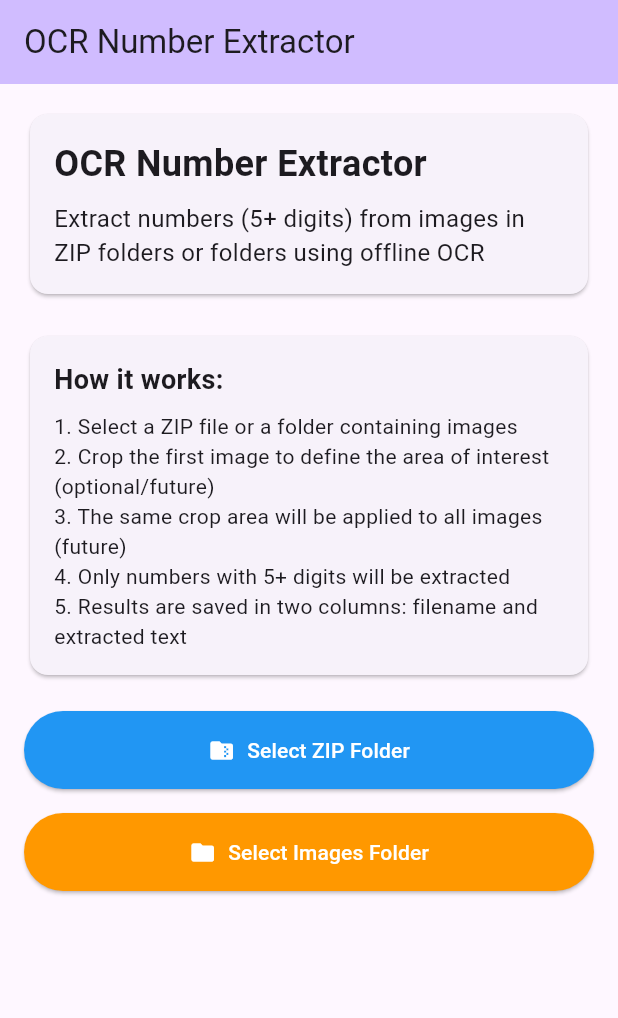
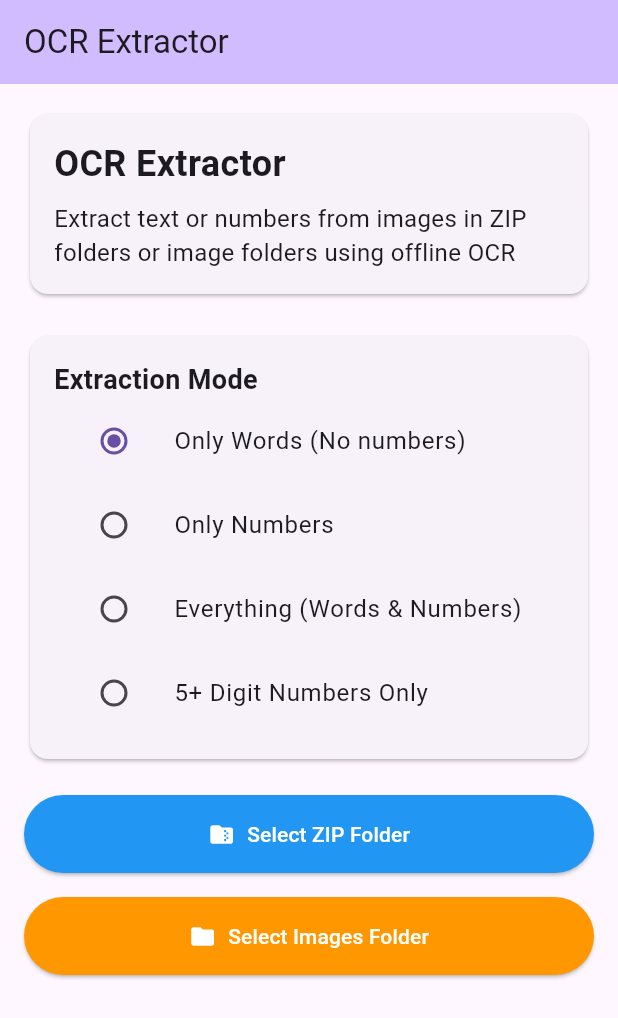
Before and after one commit to rajan-code11/ImageTextExtractor, a Flutter app: the screen it shows after launch, on a phone screen of 412 x 824 dp. Shown: the top 1018 px of the screen. Run offline on Flutter 3.47's test engine with Material 3 defaults, Android fonts, the light colour scheme and no system bars; our stand-ins replace file_picker, permission_handler; missing offline and left inert: google_mlkit_text_recognition.

Commit message:
Update main.dart

```diff
--- a/ocr_extractor/lib/main.dart
+++ b/ocr_extractor/lib/main.dart
@@ -10,13 +10,20 @@ void main() {
   runApp(const OCRNumberExtractorApp());
 }
 
+enum ExtractionMode {
+  words,
+  numbers,
+  everything,
+  numbers5Plus,
+}
+
 class OCRNumberExtractorApp extends StatelessWidget {
   const OCRNumberExtractorApp({Key? key}) : super(key: key);
 
   @override
   Widget build(BuildContext context) {
     return MaterialApp(
-      title: 'OCR Number Extractor',
+      title: 'OCR Extractor',
       theme: ThemeData(
         primarySwatch: Colors.blue,
         useMaterial3: true,
@@ -39,6 +46,7 @@ class _OCRHomePageState extends State<OCRHomePage> {
   bool _isProcessing = false;
   String _processingStatus = '';
   List<Map<String, String>> _results = [];
+  ExtractionMode _extractionMode = ExtractionMode.words;
 
   @override
   void dispose() {
@@ -166,7 +174,7 @@ class _OCRHomePageState extends State<OCRHomePage> {
       context: context,
       builder: (context) => AlertDialog(
         title: const Text('Ready to Process'),
-        content: Text('Found ${_imageFiles.length} images. Process all images to extract numbers with 5+ digits?'),
+        content: Text('Found ${_imageFiles.length} images. Process all images?'),
         actions: [
           TextButton(
             onPressed: () => Navigator.pop(context),
@@ -202,7 +210,7 @@ class _OCRHomePageState extends State<OCRHomePage> {
       });
 
       try {
-        final text = await _extractNumbersFromImage(_imageFiles[i]);
+        final text = await _extractTextFromImage(_imageFiles[i]);
         _results.add({
           'filename': _imageFiles[i].path.split('/').last,
           'extracted': text
@@ -223,29 +231,34 @@ class _OCRHomePageState extends State<OCRHomePage> {
     _showResultsDialog();
   }
 
-  Future<String> _extractNumbersFromImage(File imageFile) async {
+  Future<String> _extractTextFromImage(File imageFile) async {
     try {
       final inputImage = InputImage.fromFile(imageFile);
       final recognizedText = await _textRecognizer.processImage(inputImage);
-
       String allText = recognizedText.text;
 
-      // Extract numbers with more than 5 digits
-      RegExp numberRegex = RegExp(r'\d+');
-      Iterable<Match> matches = numberRegex.allMatches(allText);
-
-      List<String> longNumbers = [];
-      for (Match match in matches) {
-        String number = match.group(0)!;
-        if (number.length > 5) {
-          longNumbers.add(number);
-        }
-      }
-
-      if (longNumbers.isNotEmpty) {
-        return longNumbers.join(' ');
-      } else {
-        return '[No numbers with 5+ digits found]';
+      switch (_extractionMode) {
+        case ExtractionMode.words:
+          // Extract only words (no numbers)
+          RegExp wordRegex = RegExp(r'\b([A-Za-z]+)\b');
+          Iterable<Match> matches = wordRegex.allMatches(allText);
+          List<String> words = matches.map((m) => m.group(0)!).toList();
+          return words.isNotEmpty ? words.join(' ') : '[No words found]';
+        case ExtractionMode.numbers:
+          // Extract only numbers (all numbers, regardless of length)
+          RegExp numRegex = RegExp(r'\d+');
+          Iterable<Match> matches = numRegex.allMatches(allText);
+          List<String> numbers = matches.map((m) => m.group(0)!).toList();
+          return numbers.isNotEmpty ? numbers.join(' ') : '[No numbers found]';
+        case ExtractionMode.everything:
+          // Extract everything
+          return allText.isNotEmpty ? allText : '[No text found]';
+        case ExtractionMode.numbers5Plus:
+          // Extract only numbers with more than 5 digits
+          RegExp num5Regex = RegExp(r'\d{6,}');
+          Iterable<Match> matches = num5Regex.allMatches(allText);
+          List<String> longNumbers = matches.map((m) => m.group(0)!).toList();
+          return longNumbers.isNotEmpty ? longNumbers.join(' ') : '[No numbers with 6+ digits found]';
       }
     } catch (e) {
       return '[Error: $e]';
@@ -312,12 +325,10 @@ class _OCRHomePageState extends State<OCRHomePage> {
 
   Future<void> _saveResults() async {
     try {
-      // Ask for directory path every time
       String? selectedDirectory = await FilePicker.platform.getDirectoryPath(dialogTitle: 'Select Folder to Save Results');
       if (selectedDirectory == null) return;
 
       final file = File('$selectedDirectory/ocr_results_${DateTime.now().millisecondsSinceEpoch}.txt');
-      // Write as CSV-like two columns
       String content = 'Image Filename\tExtracted Text\n' +
           _results.map((row) => '${row['filename']}\t${row['extracted']}').join('\n');
       await file.writeAsString(content);
@@ -346,11 +357,76 @@ class _OCRHomePageState extends State<OCRHomePage> {
     );
   }
 
+  Widget _buildExtractionModeSelector() {
+    return Card(
+      child: Padding(
+        padding: const EdgeInsets.all(16.0),
+        child: Column(
+          crossAxisAlignment: CrossAxisAlignment.start,
+          children: [
+            const Text(
+              'Extraction Mode',
+              style: TextStyle(fontSize: 18, fontWeight: FontWeight.bold),
+            ),
+            ListTile(
+              title: const Text('Only Words (No numbers)'),
+              leading: Radio<ExtractionMode>(
+                value: ExtractionMode.words,
+                groupValue: _extractionMode,
+                onChanged: (ExtractionMode? value) {
+                  setState(() {
+                    _extractionMode = value!;
+                  });
+                },
+              ),
+            ),
+            ListTile(
+              title: const Text('Only Numbers'),
+              leading: Radio<ExtractionMode>(
+                value: ExtractionMode.numbers,
+                groupValue: _extractionMode,
+                onChanged: (ExtractionMode? value) {
+                  setState(() {
+                    _extractionMode = value!;
+                  });
+                },
+              ),
+            ),
+            ListTile(
+              title: const Text('Everything (Words & Numbers)'),
+              leading: Radio<ExtractionMode>(
+                value: ExtractionMode.everything,
+                groupValue: _extractionMode,
+                onChanged: (ExtractionMode? value) {
+                  setState(() {
+                    _extractionMode = value!;
+                  });
+                },
+              ),
+            ),
+            ListTile(
+              title: const Text('5+ Digit Numbers Only'),
+              leading: Radio<ExtractionMode>(
+                value: ExtractionMode.numbers5Plus,
+                groupValue: _extractionMode,
+                onChanged: (ExtractionMode? value) {
+                  setState(() {
+                    _extractionMode = value!;
+                  });
+                },
+              ),
+            ),
+          ],
+        ),
+      ),
+    );
+  }
+
   @override
   Widget build(BuildContext context) {
     return Scaffold(
       appBar: AppBar(
-        title: const Text('OCR Number Extractor'),
+        title: const Text('OCR Extractor'),
         backgroundColor: Theme.of(context).colorScheme.inversePrimary,
       ),
       body: Padding(
@@ -365,12 +441,12 @@ class _OCRHomePageState extends State<OCRHomePage> {
                   crossAxisAlignment: CrossAxisAlignment.start,
                   children: [
                     Text(
-                      'OCR Number Extractor',
+                      'OCR Extractor',
                       style: TextStyle(fontSize: 24, fontWeight: FontWeight.bold),
                     ),
                     SizedBox(height: 8),
                     Text(
-                      'Extract numbers (5+ digits) from images in ZIP folders or folders using offline OCR',
+                      'Extract text or numbers from images in ZIP folders or image folders using offline OCR',
                       style: TextStyle(fontSize: 16),
                     ),
                   ],
@@ -378,26 +454,7 @@ class _OCRHomePageState extends State<OCRHomePage> {
               ),
             ),
             const SizedBox(height: 20),
-            const Card(
-              child: Padding(
-                padding: EdgeInsets.all(16.0),
-                child: Column(
-                  crossAxisAlignment: CrossAxisAlignment.start,
-                  children: [
-                    Text(
-                      'How it works:',
-                      style: TextStyle(fontSize: 18, fontWeight: FontWeight.bold),
-                    ),
-                    SizedBox(height: 8),
-                    Text('1. Select a ZIP file or a folder containing images'),
-                    Text('2. Crop the first image to define the area of interest (optional/future)'),
-                    Text('3. The same crop area will be applied to all images (future)'),
-                    Text('4. Only numbers with 5+ digits will be extracted'),
-                    Text('5. Results are saved in two columns: filename and extracted text'),
-                  ],
-                ),
-              ),
-            ),
+            _buildExtractionModeSelector(),
             const SizedBox(height: 20),
             if (_isProcessing)
               Card(
```
